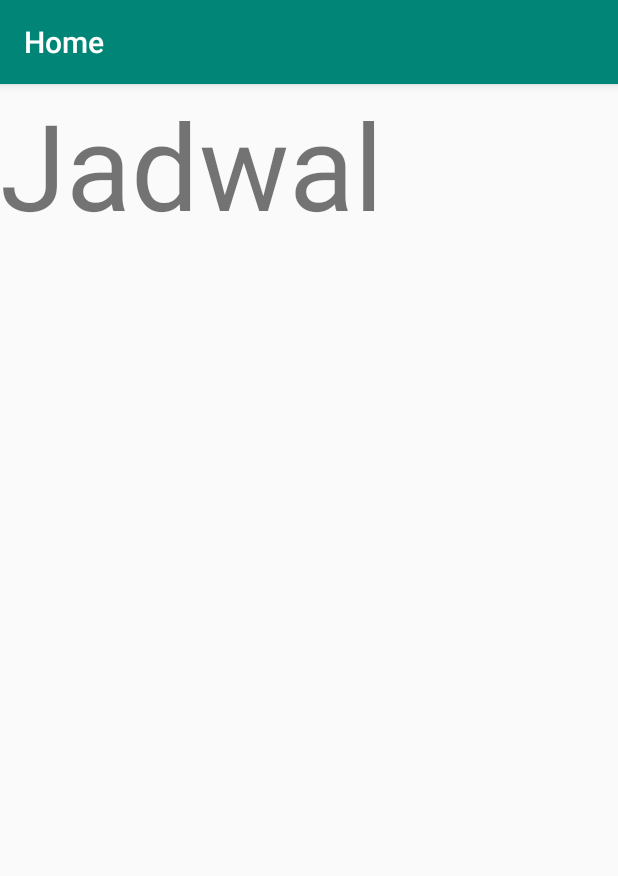
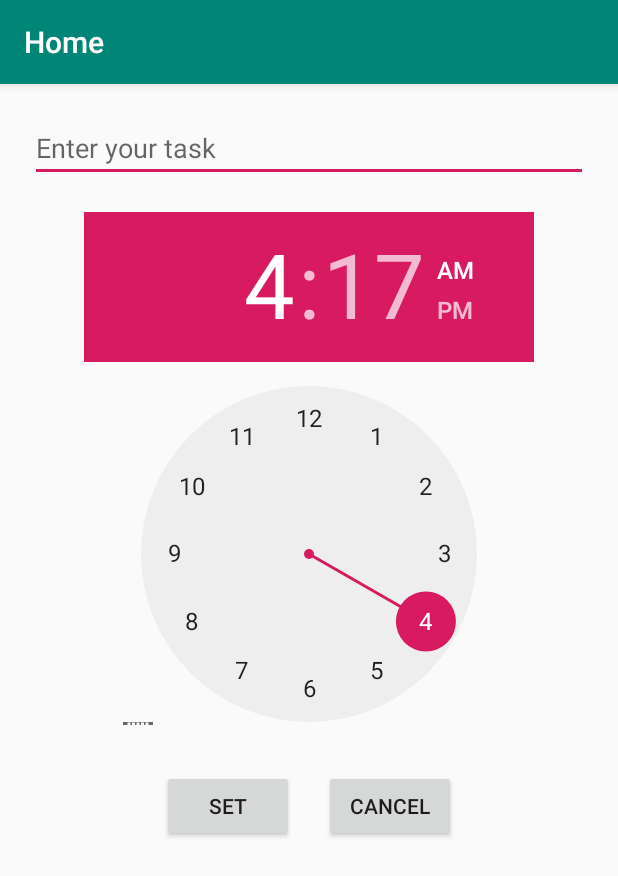
Before and after one commit to dindavirguinia/uri, an Android app: the Jadwal screen opened directly, with no data from a screen before it, on a phone screen of 412 x 824 dp. Shown: the top 876 px of the screen. Run offline under Robolectric (Android 15) with nearby library versions, the phone set to English and light mode, and no system bars.

Commit message:
Update activity_jadwal.xml

```diff
--- a/app/src/main/res/layout/activity_jadwal.xml
+++ b/app/src/main/res/layout/activity_jadwal.xml
@@ -1,15 +1,46 @@
 <?xml version="1.0" encoding="utf-8"?>
-<android.support.constraint.ConstraintLayout xmlns:android="http://schemas.android.com/apk/res/android"
-    xmlns:app="http://schemas.android.com/apk/res-auto"
+<LinearLayout
+    xmlns:android="http://schemas.android.com/apk/res/android"
     xmlns:tools="http://schemas.android.com/tools"
     android:layout_width="match_parent"
     android:layout_height="match_parent"
-    tools:context=".Jadwal">
+    android:orientation="vertical"
+    tools:context=".Jadwal"
+    android:gravity="center_horizontal"
+    android:padding="20dp">
 
-    <TextView
+    <EditText
+        android:id="@+id/inputdata"
+        android:clickable="true"
+        android:layout_width="match_parent"
+        android:layout_height="wrap_content"
+        android:hint="Enter your task"
+        android:layout_marginBottom="20dp"/>
+
+    <TimePicker
+        android:id="@+id/pilihwaktu"
+        android:layout_width="300dp"
+        android:layout_height="342dp"/>
+
+
+    <LinearLayout
+        android:layout_width="match_parent"
+        android:layout_height="wrap_content"
+        android:gravity="center_horizontal"
+        android:layout_marginTop="30dp">
+
+    <Button
+        android:id="@+id/setBtn"
         android:layout_width="wrap_content"
         android:layout_height="wrap_content"
-        android:text="Jadwal"
-        android:textSize="80sp"/>
+        android:text="set"
+        android:layout_marginRight="20dp" />
+    <Button
+        android:id="@+id/cancelBtn"
+        android:text="Cancel"
+        android:layout_width="wrap_content"
+        android:layout_height="wrap_content" />
 
-</android.support.constraint.ConstraintLayout>
+
+</LinearLayout>
+</LinearLayout>
```
